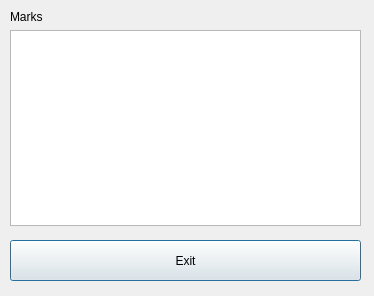
Above: QTcreator/Diary/student_window.ui from albaSANDROS/DIPLOMA-PROJECT.-Multi-user-client-server-application-e-journal before the change. Below: the same form after it.
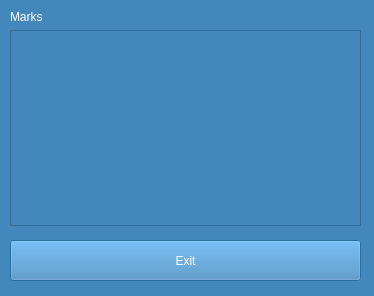
That is the form after the change.

Commit message: Added icon to project. Changed main style of program

What changed in the file:
```diff
--- a/QTcreator/Diary/student_window.ui
+++ b/QTcreator/Diary/student_window.ui
@@ -13,6 +13,10 @@
   <property name="windowTitle">
    <string>Dialog</string>
   </property>
+  <property name="styleSheet">
+   <string notr="true">background-color: rgb(67, 136, 189);
+selection-color: rgb(22, 34, 49);</string>
+  </property>
   <widget class="QPushButton" name="pushButton">
    <property name="geometry">
     <rect>
@@ -22,11 +26,14 @@
      <height>41</height>
     </rect>
    </property>
+   <property name="styleSheet">
+    <string notr="true">color: rgb(255, 255, 255);</string>
+   </property>
    <property name="text">
     <string>Exit</string>
    </property>
   </widget>
-  <widget class="QWidget" name="">
+  <widget class="QWidget" name="layoutWidget">
    <property name="geometry">
     <rect>
      <x>10</x>
@@ -38,6 +45,9 @@
    <layout class="QVBoxLayout" name="verticalLayout">
     <item>
      <widget class="QLabel" name="label_marks">
+      <property name="styleSheet">
+       <string notr="true">color: rgb(255, 255, 255);</string>
+      </property>
       <property name="text">
        <string>Marks</string>
       </property>
@@ -45,6 +55,9 @@
     </item>
     <item>
      <widget class="QTextEdit" name="textEdit_marks">
+      <property name="styleSheet">
+       <string notr="true">color: rgb(255, 255, 255);</string>
+      </property>
       <property name="readOnly">
        <bool>true</bool>
       </property>
```
The commit also changes 59 other files.
